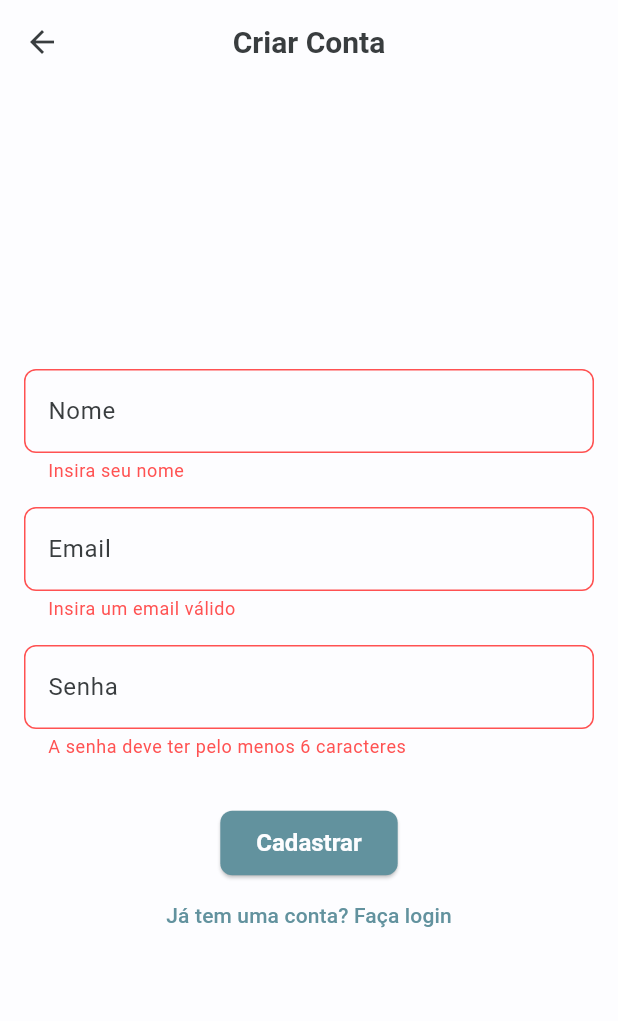
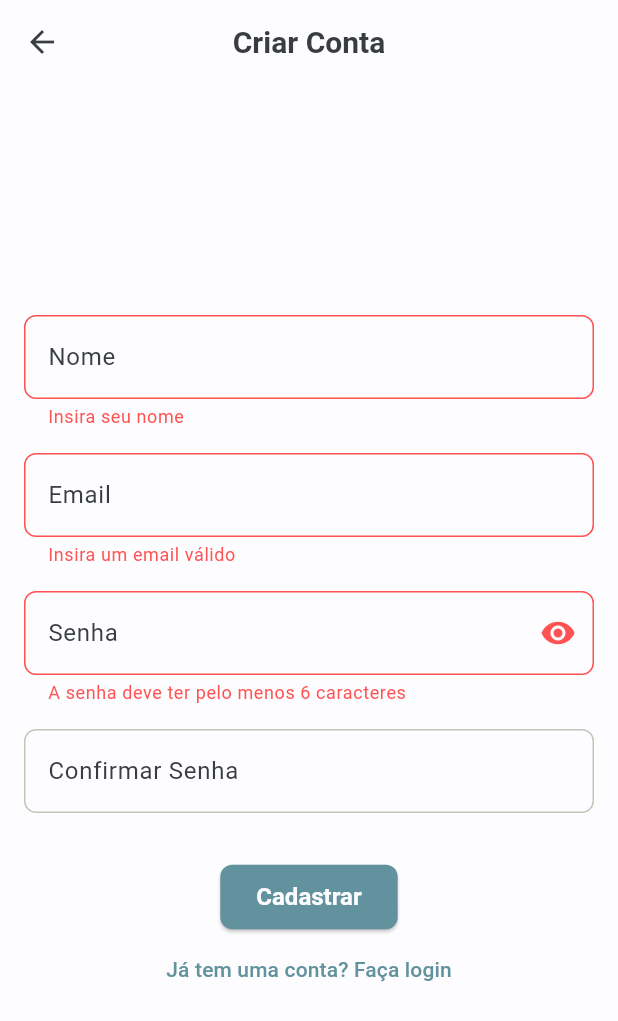
Before and after one commit to viniciusmecosta/KeyBudget, a Flutter app: the RegisterScreen screen opened directly, after a tap on "Cadastrar", on a phone screen of 412 x 824 dp. Shown: the top 1021 px of the screen. Run offline on Flutter 3.47's test engine with Material 3 defaults, Android fonts, the phone set to English and light mode, and no system bars; our stand-ins replace fl_chart, flutter_dotenv, sqflite_sqlcipher; missing offline and left inert: encrypt; accounts and stored records are empty.

Commit message:
feat: password confirmation on the register screen

```diff
--- a/lib/features/auth/view/register_screen.dart
+++ b/lib/features/auth/view/register_screen.dart
@@ -15,12 +15,15 @@ class _RegisterScreenState extends State<RegisterScreen> {
   final _nameController = TextEditingController();
   final _emailController = TextEditingController();
   final _passwordController = TextEditingController();
+  final _confirmPasswordController = TextEditingController();
+  bool _isPasswordVisible = false;
 
   @override
   void dispose() {
     _nameController.dispose();
     _emailController.dispose();
     _passwordController.dispose();
+    _confirmPasswordController.dispose();
     super.dispose();
   }
 
@@ -37,11 +40,13 @@ class _RegisterScreenState extends State<RegisterScreen> {
     if (mounted) {
       if (success) {
         Navigator.of(context).pushReplacement(
-            MaterialPageRoute(builder: (_) => const MainScreen()));
+          MaterialPageRoute(builder: (_) => const MainScreen()),
+        );
       } else {
         ScaffoldMessenger.of(context).showSnackBar(
           SnackBar(
             content: Text(viewModel.errorMessage ?? 'Erro desconhecido'),
+            backgroundColor: Theme.of(context).colorScheme.error,
           ),
         );
       }
@@ -79,11 +84,38 @@ class _RegisterScreenState extends State<RegisterScreen> {
                 const SizedBox(height: 16),
                 TextFormField(
                   controller: _passwordController,
-                  decoration: const InputDecoration(labelText: 'Senha'),
-                  obscureText: true,
+                  obscureText: !_isPasswordVisible,
+                  decoration: InputDecoration(
+                    labelText: 'Senha',
+                    suffixIcon: IconButton(
+                      icon: Icon(
+                        _isPasswordVisible
+                            ? Icons.visibility_off
+                            : Icons.visibility,
+                      ),
+                      onPressed: () {
+                        setState(() {
+                          _isPasswordVisible = !_isPasswordVisible;
+                        });
+                      },
+                    ),
+                  ),
                   validator: (value) => (value == null || value.length < 6)
                       ? 'A senha deve ter pelo menos 6 caracteres'
                       : null,
+                ),
+                const SizedBox(height: 16),
+                TextFormField(
+                  controller: _confirmPasswordController,
+                  obscureText: !_isPasswordVisible,
+                  decoration:
+                      const InputDecoration(labelText: 'Confirmar Senha'),
+                  validator: (value) {
+                    if (value != _passwordController.text) {
+                      return 'As senhas não coincidem';
+                    }
+                    return null;
+                  },
                 ),
                 const SizedBox(height: 32),
                 Consumer<AuthViewModel>(
@@ -99,7 +131,7 @@ class _RegisterScreenState extends State<RegisterScreen> {
                 TextButton(
                   onPressed: () => Navigator.of(context).pop(),
                   child: const Text('Já tem uma conta? Faça login'),
-                ),
+                )
               ],
             ),
           ),
```
